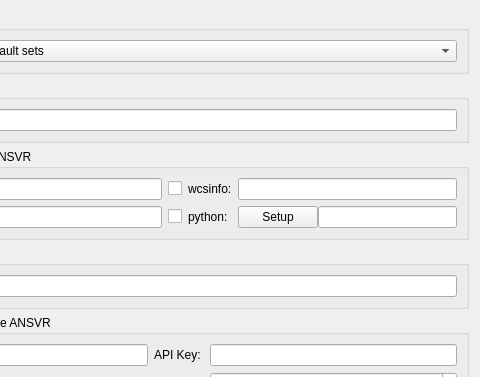
The window that kstars/ekos/align/opsprograms.ui (KDE/kstars) describes before a commit, drawn with Qt 5; both pictures show x 178 to 658 and y 0 to 377 of the 658 by 481 pixel window.
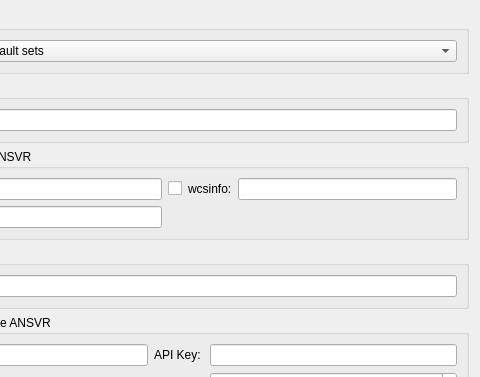
The same window after the commit.

Commit message: Eliminating formerly required Python options for local astrometry.net on MacOS

The edit to the form file:
```diff
--- a/kstars/ekos/align/opsprograms.ui
+++ b/kstars/ekos/align/opsprograms.ui
@@ -104,13 +104,6 @@
       <string>Local Astrometry.net or Local ANSVR</string>
      </property>
      <layout class="QGridLayout" name="gridLayout_3">
-      <item row="1" column="5">
-       <widget class="QLabel" name="pythonLabel">
-        <property name="text">
-         <string>python:</string>
-        </property>
-       </widget>
-      </item>
       <item row="0" column="3">
        <widget class="QLineEdit" name="kcfg_AstrometrySolverBinary">
         <property name="toolTip">
@@ -121,39 +114,6 @@
         </property>
        </widget>
       </item>
-      <item row="1" column="6">
-       <layout class="QHBoxLayout" name="horizontalLayout">
-        <property name="spacing">
-         <number>0</number>
-        </property>
-        <property name="leftMargin">
-         <number>0</number>
-        </property>
-        <item>
-         <widget class="QPushButton" name="SetupPython">
-          <property name="sizePolicy">
-           <sizepolicy hsizetype="Minimum" vsizetype="Fixed">
-            <horstretch>0</horstretch>
-            <verstretch>0</verstretch>
-           </sizepolicy>
-          </property>
-          <property name="toolTip">
-           <string>Script to setup homebrew python3 and required packages for astrometry.net</string>
-          </property>
-          <property name="text">
-           <string>Setup</string>
-          </property>
-         </widget>
-        </item>
-        <item>
-         <widget class="QLineEdit" name="kcfg_PythonExecPath">
-          <property name="toolTip">
-           <string>Path to Python3 bin folder</string>
-          </property>
-         </widget>
-        </item>
-       </layout>
-      </item>
       <item row="1" column="3">
        <widget class="QLineEdit" name="kcfg_AstrometryConfFile">
         <property name="toolTip">
@@ -191,16 +151,6 @@
         </property>
        </widget>
       </item>
-      <item row="1" column="4">
-       <widget class="QCheckBox" name="kcfg_UseDefaultPython">
-        <property name="toolTip">
-         <string>Use the Default python in homebrew</string>
-        </property>
-        <property name="text">
-         <string/>
-        </property>
-       </widget>
-      </item>
       <item row="0" column="4">
        <widget class="QCheckBox" name="kcfg_AstrometryWCSIsInternal">
         <property name="toolTip">
```
The commit also changes 4 other files.
